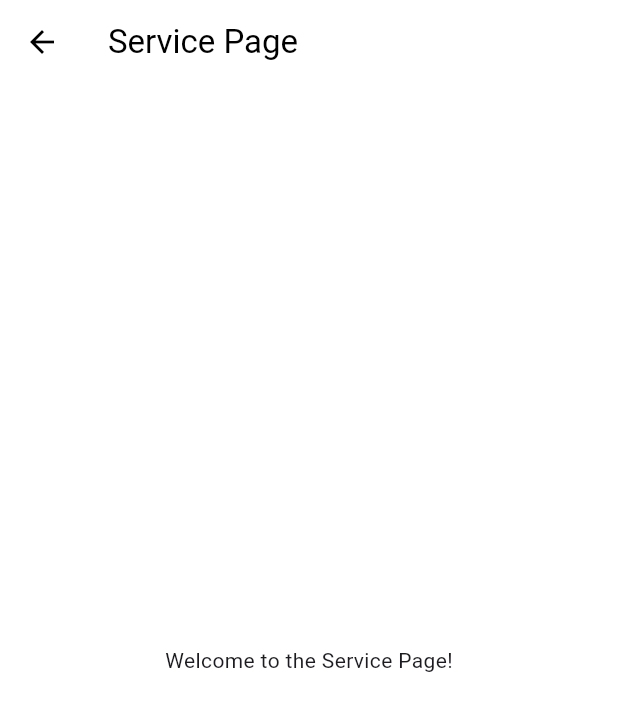
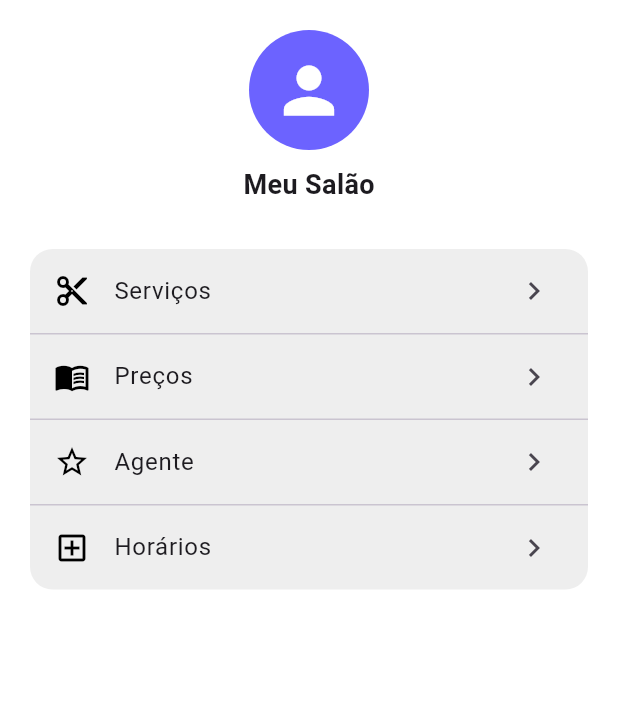
Before and after one commit to Moonsolemtec/nail_management, a Flutter app: the ServicePage screen opened directly, on a phone screen of 412 x 824 dp. Shown: the top 711 px of the screen. Run offline on Flutter 3.47's test engine with Material 3 defaults, Android fonts, the phone set to English and light mode, and no system bars; our stand-ins replace firebase_core, table_calendar; accounts and stored records are empty; network calls fail.

```diff
--- a/lib/pages/service_page.dart
+++ b/lib/pages/service_page.dart
@@ -1,17 +1,103 @@
 import 'package:flutter/material.dart';
+import 'package:nail_management/pages/event_page.dart';
+import 'package:nail_management/theme/app_theme.dart';
 
 class ServicePage extends StatelessWidget {
-  const ServicePage({Key? key}) : super(key: key);
+  const ServicePage({super.key});
+
+  get selected => null;
 
   @override
   Widget build(BuildContext context) {
     return Scaffold(
-      appBar: AppBar(
-        title: const Text('Service Page'),
-      ),
-      body: const Center(
-        child: Text('Welcome to the Service Page!'),
+      body: Column(
+        children: [
+          const SizedBox(height: 20),
+          // Foto de perfil
+          const CircleAvatar(
+            radius: 40,
+            backgroundColor: AppTheme.primary,
+            child: Icon(Icons.person, size: 50, color: Colors.white),
+          ),
+          const SizedBox(height: 10),
+          const Text(
+            "Meu Salão",
+            style: TextStyle(fontSize: 18, fontWeight: FontWeight.bold),
+          ),
+          const SizedBox(height: 30),
+
+          // Caixa com opções
+          Padding(
+            padding: const EdgeInsets.symmetric(horizontal: 20),
+            child: Container(
+              decoration: BoxDecoration(
+                color: Colors.grey.shade200,
+                borderRadius: BorderRadius.circular(15),
+              ),
+              child: Column(
+                children: [
+                  _buildMenuItem(
+                    context,
+                    icon: Icons.content_cut,
+                    text: "Serviços",
+                    onTap: () {
+                      showModalBottomSheet(
+                        context: context,
+                        isScrollControlled: true, // ocupa mais espaço
+                        shape: const RoundedRectangleBorder(
+                          borderRadius: BorderRadius.vertical(top: Radius.circular(20)),
+                        ),
+                        builder: (context) {
+                          return EventPage(selectedDate: selected);
+                        },
+                      );
+                    },
+                  ),
+                  const Divider(height: 1),
+                  _buildMenuItem(
+                    context,
+                    icon: Icons.menu_book,
+                    text: "Preços",
+                    onTap: () {
+                      // TODO: navegar para a página de preços
+                    },
+                  ),
+                  const Divider(height: 1),
+                  _buildMenuItem(
+                    context,
+                    icon: Icons.star_border,
+                    text: "Agente",
+                    onTap: () {
+                      // TODO: navegar para a página de agente
+                    },
+                  ),
+                  const Divider(height: 1),
+                  _buildMenuItem(
+                    context,
+                    icon: Icons.add_box_outlined,
+                    text: "Horários",
+                    onTap: () {
+                    },
+                  ),
+                ],
+              ),
+            ),
+          ),
+        ],
       ),
     );
   }
+
+  // Função para criar os itens de menu
+  Widget _buildMenuItem(BuildContext context,
+      {required IconData icon,
+      required String text,
+      required VoidCallback onTap}) {
+    return ListTile(
+      leading: Icon(icon, color: Colors.black),
+      title: Text(text),
+      trailing: const Icon(Icons.chevron_right),
+      onTap: onTap,
+    );
+  }
 }
--- a/pubspec.yaml
+++ b/pubspec.yaml
@@ -10,6 +10,9 @@ dependencies:
   flutter:
     sdk: flutter
   table_calendar: ^3.2.0
+  intl: ^0.20.2
+  firebase_core: ^4.0.0
+  cloud_firestore: ^6.0.0
 
 dev_dependencies:
   flutter_test:
```
Also changed, not shown: lib/main.dart (+12 -1 lines), lib/pages/event_page.dart (+76 -0 lines), lib/pages/landing_page.dart (+11 -0 lines), firebase.json (added), lib/firebase_options.dart (added), pubspec.lock, 8 other files.
